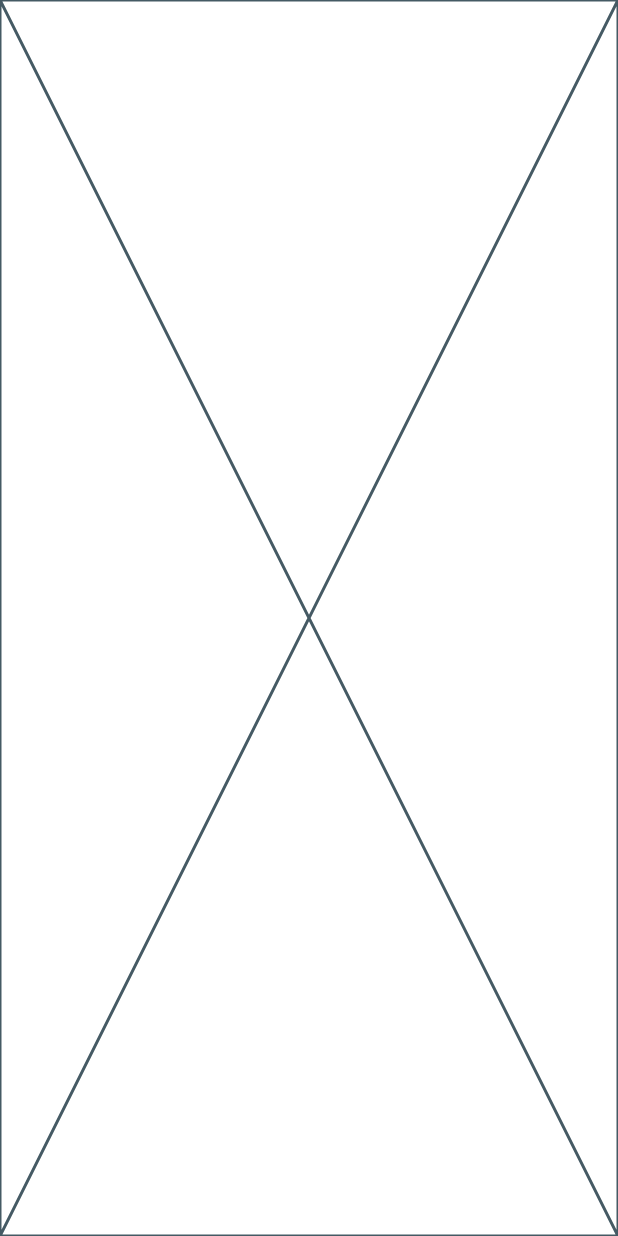
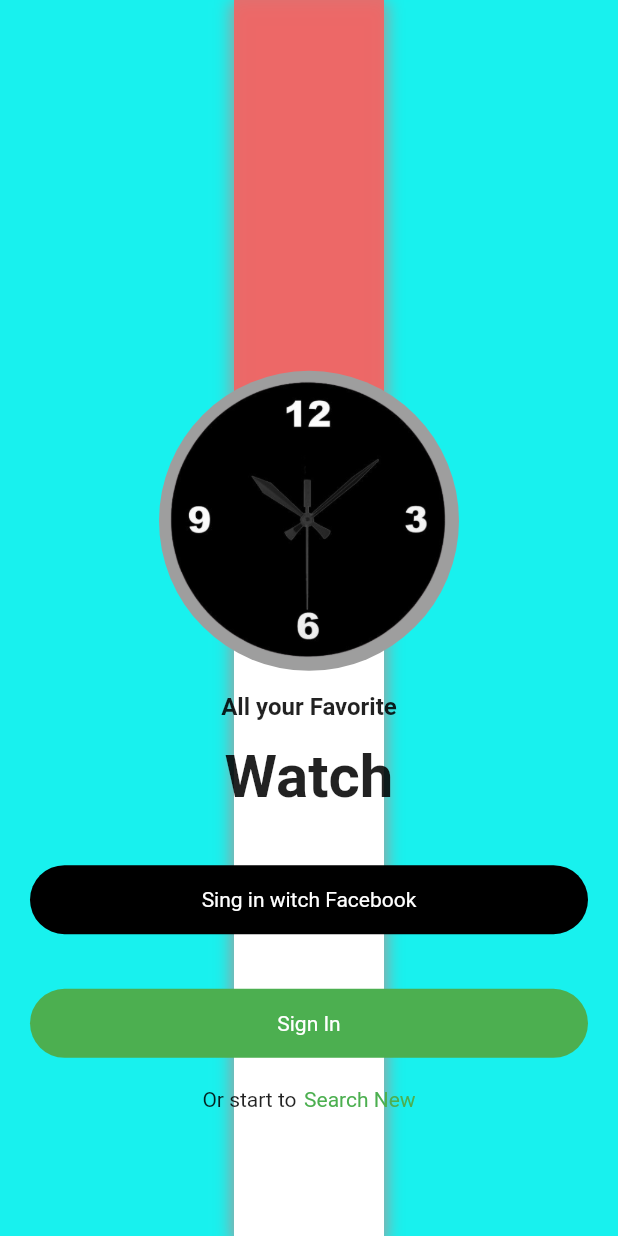
Before and after one commit to IngNex/flutter_watches_ui, a Flutter app: the screen it shows after launch, on a phone screen of 412 x 824 dp. Run offline on Flutter 3.47's test engine with Material 2 defaults, Android fonts, the phone set to English and light mode, and no system bars.

Commit message:
add SignInScreen UI

```diff
--- a/lib/ui/screens/sign_in/sign_in_screen.dart
+++ b/lib/ui/screens/sign_in/sign_in_screen.dart
@@ -5,6 +5,121 @@ class SignInScreen extends StatelessWidget {
 
   @override
   Widget build(BuildContext context) {
-    return const Placeholder();
+    final size = MediaQuery.of(context).size;
+    return Scaffold(
+      backgroundColor: const Color.fromARGB(255, 24, 241, 238),
+      body: Stack(
+        alignment: Alignment.center,
+        children: [
+          Positioned(
+            top: 0,
+            child: Container(
+              height: 350,
+              width: 100,
+              decoration: const BoxDecoration(
+                boxShadow: [
+                  BoxShadow(
+                    spreadRadius: 2,
+                    blurRadius: 8,
+                    color: Colors.grey,
+                    offset: Offset(0, 3),
+                  ),
+                ],
+                color: Color.fromARGB(225, 247, 97, 96),
+              ),
+            ),
+          ),
+          Positioned(
+            bottom: 0,
+            child: Container(
+              height: 500,
+              width: 100,
+              decoration: const BoxDecoration(
+                color: Colors.white,
+                boxShadow: [
+                  BoxShadow(
+                    spreadRadius: 2,
+                    blurRadius: 8,
+                    color: Colors.grey,
+                    offset: Offset(0, 3),
+                  ),
+                ],
+              ),
+            ),
+          ),
+          Positioned(
+            top: size.height * 0.3,
+            child: const CircleAvatar(
+              radius: 100,
+              backgroundColor: Colors.grey,
+              child: Image(
+                image: AssetImage('assets/intro.png'),
+              ),
+            ),
+          ),
+          Positioned(
+            top: size.height * 0.56,
+            child: const Text(
+              'All your Favorite',
+              style: TextStyle(fontSize: 16, fontWeight: FontWeight.bold),
+            ),
+          ),
+          Positioned(
+            top: size.height * 0.6,
+            child: const Text(
+              'Watch',
+              style: TextStyle(fontSize: 40, fontWeight: FontWeight.bold),
+            ),
+          ),
+          Positioned(
+            top: size.height * 0.7,
+            left: 20,
+            right: 20,
+            child: Container(
+              padding: const EdgeInsets.symmetric(vertical: 15),
+              decoration: BoxDecoration(
+                color: Colors.black,
+                borderRadius: BorderRadius.circular(36),
+              ),
+              child: const Text(
+                'Sing in witch Facebook',
+                textAlign: TextAlign.center,
+                style: TextStyle(color: Colors.white),
+              ),
+            ),
+          ),
+          Positioned(
+            top: size.height * 0.8,
+            left: 20,
+            right: 20,
+            child: Container(
+              padding: const EdgeInsets.symmetric(vertical: 15),
+              decoration: BoxDecoration(
+                color: Colors.green,
+                borderRadius: BorderRadius.circular(36),
+              ),
+              child: const Text(
+                'Sign In',
+                textAlign: TextAlign.center,
+                style: TextStyle(color: Colors.white),
+              ),
+            ),
+          ),
+          Positioned(
+            top: size.height * 0.88,
+            child: const Row(
+              children: [
+                Text('Or start to'),
+                SizedBox(width: 5),
+                Text(
+                  'Search New',
+                  style: TextStyle(color: Colors.green),
+                ),
+              ],
+            ),
+          ),
+        ],
+      ),
+    );
   }
 }
```
